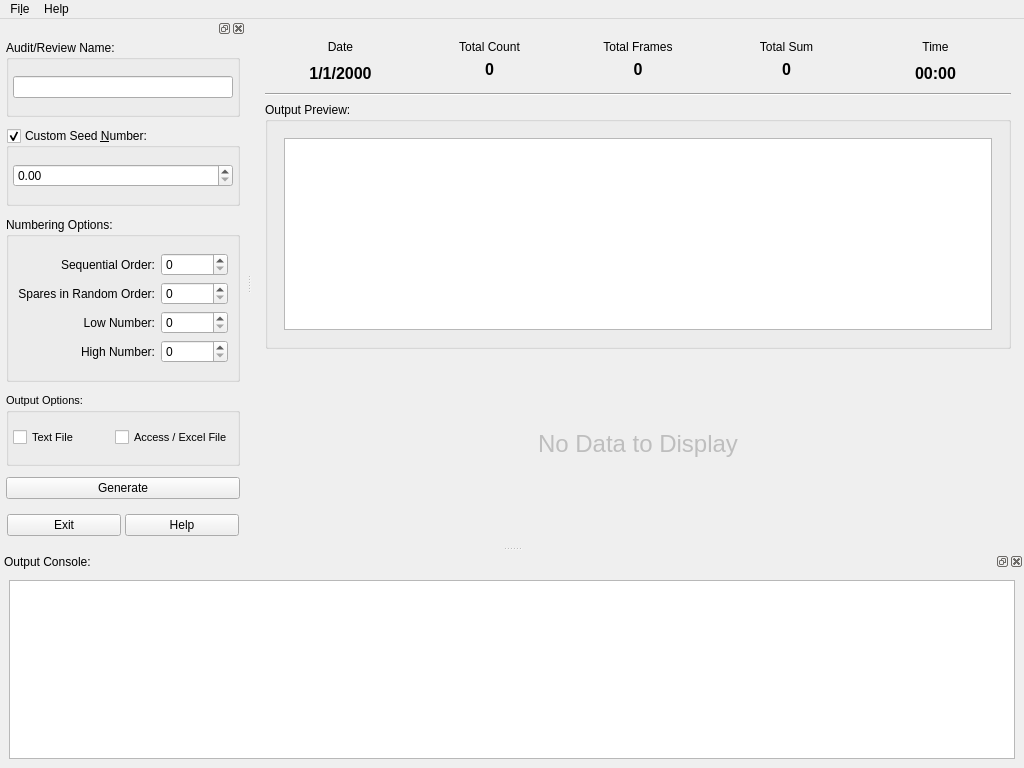
Old version of the form products/RAT-STATS/rstats_modules/single_stage_random_numbers/src/UIRStatsSSRN.ui in the repository cbtek/RStats2017.
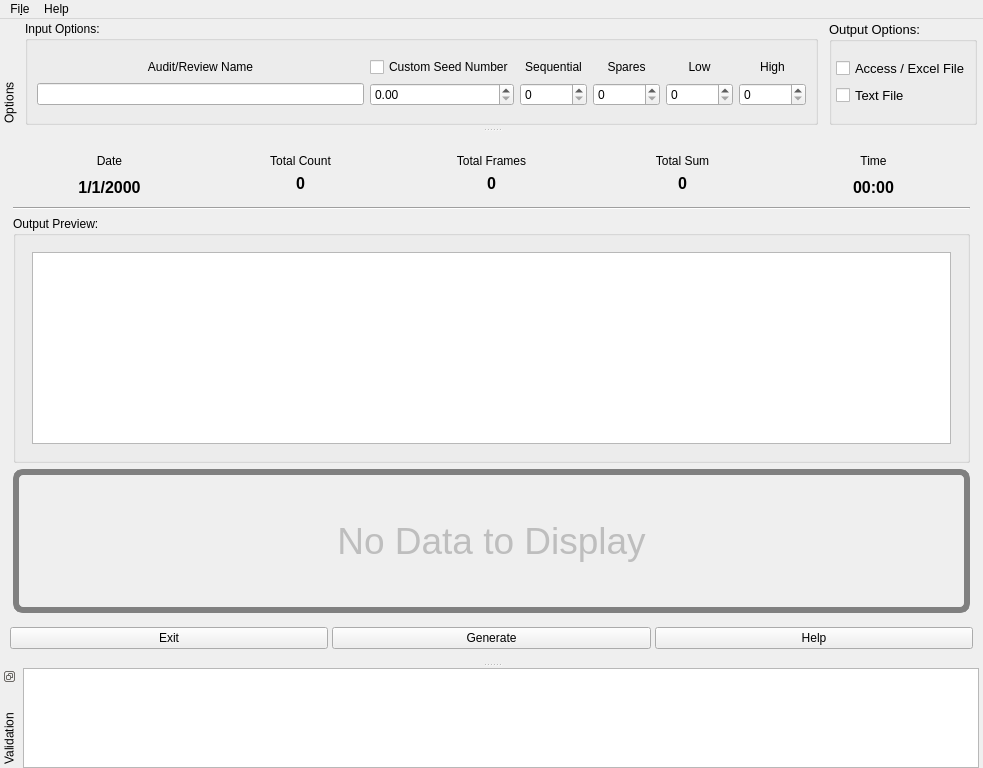
New version of the form.

Commit message: Removed C++ 03x style header guard from Exception.hpp Added function to StringUtils for adding in thousands seperator when toString is called Updated the StringUtils unit test for the thousands seperator code Drastically changed the UI for SSRN; Put options at the top Reduced size of random number that gets generated for seed in SSRN Made ui changes to SVA and UAA also

```diff
--- a/products/RAT-STATS/rstats_modules/single_stage_random_numbers/src/UIRStatsSSRN.ui
+++ b/products/RAT-STATS/rstats_modules/single_stage_random_numbers/src/UIRStatsSSRN.ui
@@ -6,7 +6,7 @@
    <rect>
     <x>0</x>
     <y>0</y>
-    <width>1024</width>
+    <width>983</width>
     <height>768</height>
    </rect>
   </property>
@@ -305,9 +305,16 @@
          </property>
          <property name="font">
           <font>
-           <pointsize>18</pointsize>
+           <pointsize>28</pointsize>
           </font>
          </property>
+         <property name="styleSheet">
+          <string notr="true">QLabel
+{
+	border:6px solid gray;
+	border-radius:10px;
+}</string>
+         </property>
          <property name="text">
           <string>No Data to Display</string>
          </property>
@@ -319,14 +326,104 @@
       </layout>
      </widget>
     </item>
+    <item>
+     <widget class="QFrame" name="frame">
+      <property name="sizePolicy">
+       <sizepolicy hsizetype="Preferred" vsizetype="Fixed">
+        <horstretch>0</horstretch>
+        <verstretch>0</verstretch>
+       </sizepolicy>
+      </property>
+      <layout class="QHBoxLayout" name="horizontalLayout_2">
+       <property name="spacing">
+        <number>4</number>
+       </property>
+       <property name="leftMargin">
+        <number>1</number>
+       </property>
+       <property name="topMargin">
+        <number>4</number>
+       </property>
+       <property name="rightMargin">
+        <number>1</number>
+       </property>
+       <property name="bottomMargin">
+        <number>4</number>
+       </property>
+       <item>
+        <widget class="QPushButton" name="m_btnExit">
+         <property name="sizePolicy">
+          <sizepolicy hsizetype="Preferred" vsizetype="Fixed">
+           <horstretch>0</horstretch>
+           <verstretch>0</verstretch>
+          </sizepolicy>
+         </property>
+         <property name="text">
+          <string>Exit</string>
+         </property>
+         <property name="iconSize">
+          <size>
+           <width>32</width>
+           <height>32</height>
+          </size>
+         </property>
+        </widget>
+       </item>
+       <item>
+        <widget class="QPushButton" name="m_btnGenerate">
+         <property name="sizePolicy">
+          <sizepolicy hsizetype="Preferred" vsizetype="Fixed">
+           <horstretch>0</horstretch>
+           <verstretch>0</verstretch>
+          </sizepolicy>
+         </property>
+         <property name="text">
+          <string>Generate</string>
+         </property>
+         <property name="iconSize">
+          <size>
+           <width>32</width>
+           <height>32</height>
+          </size>
+         </property>
+        </widget>
+       </item>
+       <item>
+        <widget class="QPushButton" name="m_btnHelp">
+         <property name="sizePolicy">
+          <sizepolicy hsizetype="Preferred" vsizetype="Fixed">
+           <horstretch>0</horstretch>
+           <verstretch>0</verstretch>
+          </sizepolicy>
+         </property>
+         <property name="text">
+          <string>Help</string>
+         </property>
+         <property name="iconSize">
+          <size>
+           <width>32</width>
+           <height>32</height>
+          </size>
+         </property>
+        </widget>
+       </item>
+      </layout>
+     </widget>
+    </item>
    </layout>
   </widget>
-  <widget class="QDockWidget" name="dockWidget_2">
+  <widget class="QDockWidget" name="m_dockOptions">
+   <property name="features">
+    <set>QDockWidget::DockWidgetMovable|QDockWidget::DockWidgetVerticalTitleBar</set>
+   </property>
+   <property name="allowedAreas">
+    <set>Qt::BottomDockWidgetArea|Qt::TopDockWidgetArea</set>
+   </property>
    <property name="windowTitle">
-    <string/>
+    <string>Options</string>
    </property>
    <attribute name="dockWidgetArea">
-    <number>1</number>
+    <number>4</number>
    </attribute>
    <widget class="QWidget" name="dockWidgetContents_2">
     <layout class="QVBoxLayout" name="verticalLayout_4">
@@ -340,11 +437,11 @@
       <number>4</number>
      </property>
      <property name="bottomMargin">
-      <number>4</number>
+      <number>0</number>
      </property>
      <item>
       <widget class="QFrame" name="m_frmOptions">
-       <layout class="QVBoxLayout" name="verticalLayout_2">
+       <layout class="QHBoxLayout" name="horizontalLayout_4">
         <property name="spacing">
          <number>11</number>
         </property>
@@ -360,73 +457,16 @@
         <property name="bottomMargin">
          <number>2</number>
         </property>
-        <item>
-         <widget class="QGroupBox" name="m_grpReviewName">
-          <property name="sizePolicy">
-           <sizepolicy hsizetype="Preferred" vsizetype="Fixed">
-            <horstretch>0</horstretch>
-            <verstretch>0</verstretch>
-           </sizepolicy>
-          </property>
-          <property name="title">
-           <string>Audit/Review Name:</string>
-          </property>
-          <layout class="QHBoxLayout" name="horizontalLayout">
-           <property name="leftMargin">
-            <number>4</number>
-           </property>
-           <property name="topMargin">
-            <number>16</number>
-           </property>
-           <property name="rightMargin">
-            <number>4</number>
-           </property>
-           <property name="bottomMargin">
-            <number>16</number>
-           </property>
-           <item>
-            <widget class="QLineEdit" name="m_txtAuditName"/>
-           </item>
-          </layout>
-         </widget>
-        </item>
-        <item>
-         <widget class="QGroupBox" name="m_grpSeed">
-          <property name="sizePolicy">
-           <sizepolicy hsizetype="Preferred" vsizetype="Fixed">
-            <horstretch>0</horstretch>
-            <verstretch>0</verstretch>
-           </sizepolicy>
-          </property>
-          <property name="title">
-           <string>Custom Seed &amp;Number:</string>
-          </property>
-          <property name="checkable">
-           <bool>true</bool>
-          </property>
-          <layout class="QVBoxLayout" name="verticalLayout_3">
-           <property name="leftMargin">
-            <number>4</number>
-           </property>
-           <property name="topMargin">
-            <number>16</number>
-           </property>
-           <property name="rightMargin">
-            <number>4</number>
-           </property>
-           <property name="bottomMargin">
-            <number>16</number>
-           </property>
-           <item>
-            <widget class="QDoubleSpinBox" name="m_spnSeed"/>
-           </item>
-          </layout>
-         </widget>
-        </item>
         <item>
          <widget class="QGroupBox" name="m_grpNumberingOptions">
+          <property name="sizePolicy">
+           <sizepolicy hsizetype="Preferred" vsizetype="Preferred">
+            <horstretch>0</horstretch>
+            <verstretch>0</verstretch>
+           </sizepolicy>
+          </property>
           <property name="title">
-           <string>Numbering Options:</string>
+           <string>Input Options:</string>
           </property>
           <layout class="QGridLayout" name="gridLayout">
            <property name="topMargin">
@@ -435,71 +475,97 @@
            <property name="bottomMargin">
             <number>16</number>
            </property>
-           <item row="2" column="0">
+           <item row="0" column="3">
+            <widget class="QLabel" name="label_2">
+             <property name="text">
+              <string>Spares</string>
+             </property>
+             <property name="alignment">
+              <set>Qt::AlignCenter</set>
+             </property>
+            </widget>
+           </item>
+           <item row="1" column="2">
+            <widget class="QSpinBox" name="m_spnOrder">
+             <property name="maximum">
+              <number>100000</number>
+             </property>
+            </widget>
+           </item>
+           <item row="1" column="1">
+            <widget class="QDoubleSpinBox" name="m_spnSeed"/>
+           </item>
+           <item row="1" column="5">
+            <widget class="QSpinBox" name="m_spnHighNumber">
+             <property name="maximum">
+              <number>100000</number>
+             </property>
+            </widget>
+           </item>
+           <item row="1" column="4">
+            <widget class="QSpinBox" name="m_spnLowNumber">
+             <property name="maximum">
+              <number>100000</number>
+             </property>
+            </widget>
+           </item>
+           <item row="0" column="2">
+            <widget class="QLabel" name="label">
+             <property name="text">
+              <string>Sequential</string>
+             </property>
+             <property name="alignment">
+              <set>Qt::AlignCenter</set>
+             </property>
+            </widget>
+           </item>
+           <item row="0" column="4">
             <widget class="QLabel" name="label_3">
              <property name="text">
-              <string>Low Number:</string>
+              <string>Low</string>
              </property>
              <property name="alignment">
-              <set>Qt::AlignRight|Qt::AlignTrailing|Qt::AlignVCenter</set>
+              <set>Qt::AlignCenter</set>
              </property>
             </widget>
            </item>
-           <item row="3" column="0">
+           <item row="0" column="5">
             <widget class="QLabel" name="label_4">
              <property name="text">
-              <string>High Number:</string>
+              <string>High</string>
              </property>
              <property name="alignment">
-              <set>Qt::AlignRight|Qt::AlignTrailing|Qt::AlignVCenter</set>
+              <set>Qt::AlignCenter</set>
+             </property>
+            </widget>
+           </item>
+           <item row="1" column="3">
+            <widget class="QSpinBox" name="m_spnSpares">
+             <property name="maximum">
+              <number>100000</number>
              </property>
             </widget>
            </item>
            <item row="1" column="0">
-            <widget class="QLabel" name="label_2">
-             <property name="text">
-              <string>Spares in Random Order:</string>
-             </property>
-             <property name="alignment">
-              <set>Qt::AlignRight|Qt::AlignTrailing|Qt::AlignVCenter</set>
-             </property>
-            </widget>
+            <widget class="QLineEdit" name="m_txtAuditName"/>
            </item>
            <item row="0" column="0">
-            <widget class="QLabel" name="label">
+            <widget class="QLabel" name="label_6">
              <property name="text">
-              <string>Sequential Order:</string>
+              <string>Audit/Review Name</string>
              </property>
              <property name="alignment">
-              <set>Qt::AlignRight|Qt::AlignTrailing|Qt::AlignVCenter</set>
-             </property>
-            </widget>
-           </item>
-           <item row="2" column="1">
-            <widget class="QSpinBox" name="m_spnLowNumber">
-             <property name="maximum">
-              <number>100000</number>
-             </property>
-            </widget>
-           </item>
-           <item row="3" column="1">
-            <widget class="QSpinBox" name="m_spnHighNumber">
-             <property name="maximum">
-              <number>100000</number>
-             </property>
-            </widget>
-           </item>
-           <item row="1" column="1">
-            <widget class="QSpinBox" name="m_spnSpares">
-             <property name="maximum">
-              <number>100000</number>
+              <set>Qt::AlignCenter</set>
              </property>
             </widget>
            </item>
            <item row="0" column="1">
-            <widget class="QSpinBox" name="m_spnOrder">
-             <property name="maximum">
-              <number>100000</number>
+            <widget class="QCheckBox" name="m_chkCustomSeed">
+             <property name="text">
+              <string>Custom Seed Number</string>
+             </property>
+             <property name="checked">
+              <bool>false</bool>
              </property>
             </widget>
            </item>
@@ -509,20 +575,20 @@
         <item>
          <widget class="QGroupBox" name="m_grpOutputOptions">
           <property name="sizePolicy">
-           <sizepolicy hsizetype="Preferred" vsizetype="Fixed">
+           <sizepolicy hsizetype="Preferred" vsizetype="Preferred">
             <horstretch>0</horstretch>
             <verstretch>0</verstretch>
            </sizepolicy>
           </property>
           <property name="font">
            <font>
-            <pointsize>8</pointsize>
+            <pointsize>10</pointsize>
            </font>
           </property>
           <property name="title">
            <string>Output Options:</string>
           </property>
-          <layout class="QHBoxLayout" name="horizontalLayout_3">
+          <layout class="QVBoxLayout" name="verticalLayout_2">
            <property name="leftMargin">
             <number>4</number>
            </property>
@@ -535,13 +601,6 @@
            <property name="bottomMargin">
             <number>16</number>
            </property>
-           <item>
-            <widget class="QCheckBox" name="m_chkTextOutput">
-             <property name="text">
-              <string>Text File</string>
-             </property>
-            </widget>
-           </item>
            <item>
             <widget class="QCheckBox" name="m_chkAccessExcelOutput">
              <property name="text">
@@ -549,87 +608,10 @@
              </property>
             </widget>
            </item>
-          </layout>
-         </widget>
-        </item>
-        <item>
-         <widget class="QPushButton" name="m_btnGenerate">
-          <property name="sizePolicy">
-           <sizepolicy hsizetype="Expanding" vsizetype="Fixed">
-            <horstretch>0</horstretch>
-            <verstretch>0</verstretch>
-           </sizepolicy>
-          </property>
-          <property name="text">
-           <string>Generate</string>
-          </property>
-          <property name="iconSize">
-           <size>
-            <width>32</width>
-            <height>32</height>
-           </size>
-          </property>
-         </widget>
-        </item>
-        <item>
-         <widget class="QFrame" name="frame">
-          <property name="sizePolicy">
-           <sizepolicy hsizetype="Preferred" vsizetype="Fixed">
-            <horstretch>0</horstretch>
-            <verstretch>0</verstretch>
-           </sizepolicy>
-          </property>
-          <layout class="QHBoxLayout" name="horizontalLayout_2">
-           <property name="spacing">
-            <number>4</number>
-           </property>
-           <property name="leftMargin">
-            <number>1</number>
-           </property>
-           <property name="topMargin">
-            <number>4</number>
-           </property>
-           <property name="rightMargin">
-            <number>1</number>
-           </property>
-           <property name="bottomMargin">
-            <number>4</number>
-           </property>
            <item>
-            <widget class="QPushButton" name="m_btnExit">
-             <property name="sizePolicy">
-              <sizepolicy hsizetype="Minimum" vsizetype="Fixed">
-               <horstretch>0</horstretch>
-               <verstretch>0</verstretch>
-              </sizepolicy>
-             </property>
+            <widget class="QCheckBox" name="m_chkTextOutput">
              <property name="text">
-              <string>Exit</string>
-             </property>
-             <property name="iconSize">
-              <size>
-               <width>32</width>
-               <height>32</height>
-              </size>
-             </property>
-            </widget>
-           </item>
-           <item>
-            <widget class="QPushButton" name="m_btnHelp">
-             <property name="sizePolicy">
-              <sizepolicy hsizetype="Minimum" vsizetype="Fixed">
-               <horstretch>0</horstretch>
-               <verstretch>0</verstretch>
-              </sizepolicy>
-             </property>
-             <property name="text">
-              <string>Help</string>
-             </property>
-             <property name="iconSize">
-              <size>
-               <width>32</width>
-               <height>32</height>
-              </size>
+              <string>Text File</string>
              </property>
             </widget>
            </item>
@@ -647,7 +629,7 @@
     <rect>
      <x>0</x>
      <y>0</y>
-     <width>1024</width>
+     <width>983</width>
      <height>20</height>
     </rect>
    </property>
@@ -670,14 +652,38 @@
    <addaction name="menuHelp"/>
   </widget>
   <widget class="QDockWidget" name="m_dockOutput">
+   <property name="maximumSize">
+    <size>
+     <width>524287</width>
+     <height>100</height>
+    </size>
+   </property>
+   <property name="features">
+    <set>QDockWidget::DockWidgetFloatable|QDockWidget::DockWidgetMovable|QDockWidget::DockWidgetVerticalTitleBar</set>
+   </property>
+   <property name="allowedAreas">
+    <set>Qt::BottomDockWidgetArea|Qt::TopDockWidgetArea</set>
+   </property>
    <property name="windowTitle">
-    <string>Output Console:</string>
+    <string>Validation</string>
    </property>
    <attribute name="dockWidgetArea">
     <number>8</number>
    </attribute>
    <widget class="QWidget" name="dockWidgetContents">
     <layout class="QVBoxLayout" name="verticalLayout_11">
+     <property name="leftMargin">
+      <number>4</number>
+     </property>
+     <property name="topMargin">
+      <number>0</number>
+     </property>
+     <property name="rightMargin">
+      <number>4</number>
+     </property>
+     <property name="bottomMargin">
+      <number>0</number>
+     </property>
      <item>
       <widget class="QListWidget" name="m_lstErrorConsole">
        <property name="sizePolicy">
```
Left out of the diff: 7 changed lines with no effect on the pictures. The commit also changes 14 other files.
